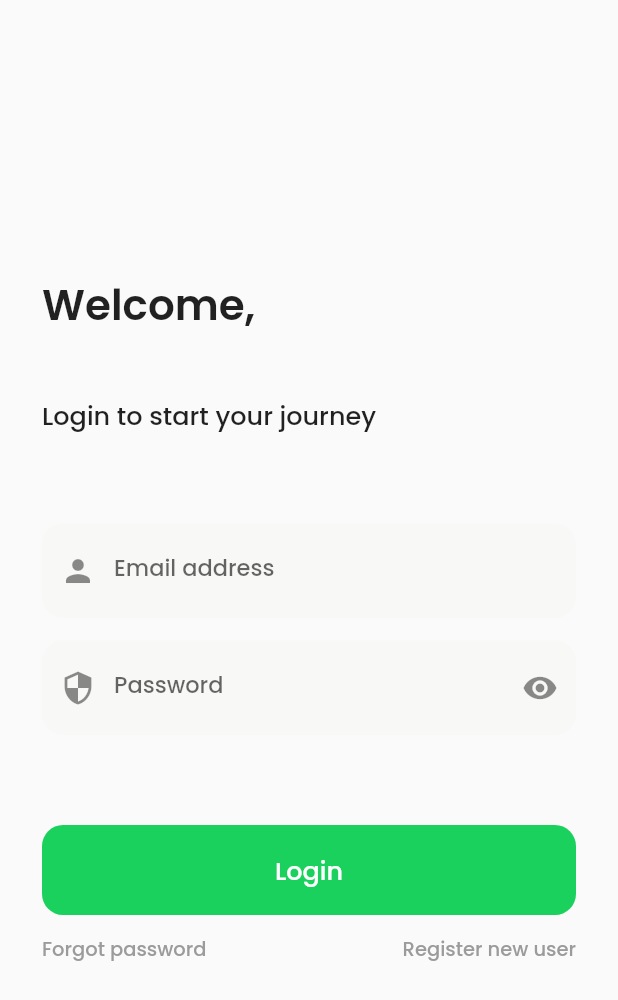
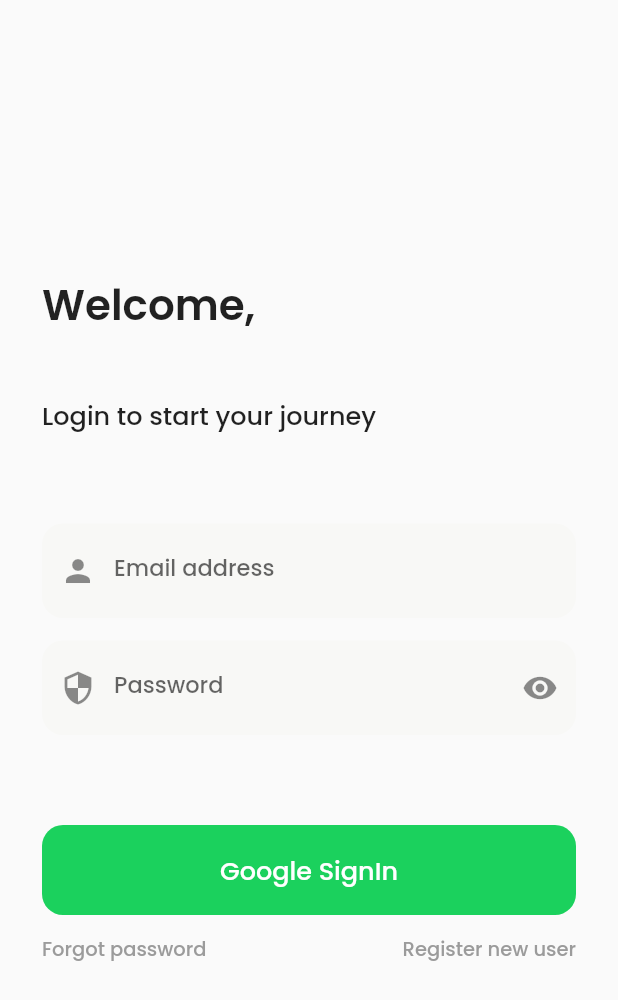
Before and after one commit to Mynk-9/flutter-medical-reminder, a Flutter app: the LoginScreen screen opened directly, on a phone screen of 412 x 824 dp. Shown: the top 1000 px of the screen. Run offline on Flutter 3.47's test engine with Material 2 defaults, Android fonts, the phone set to English and light mode, and no system bars; our stand-ins replace google_fonts, google_sign_in.

Commit message:
Added Google Signin API

```diff
--- a/lib/main.dart
+++ b/lib/main.dart
@@ -17,7 +17,8 @@ class MyApp extends StatelessWidget {
         theme: ThemeData(
           primarySwatch: Colors.green,
         ),
-        home: HomeScreen(),
+        // home: HomeScreen(),
+        home: LoginScreen(),
       ),
     );
   }
--- a/lib/screens/login_screen.dart
+++ b/lib/screens/login_screen.dart
@@ -1,5 +1,8 @@
+import 'dart:developer';
+
 import 'package:flutter/material.dart';
 import 'package:google_fonts/google_fonts.dart';
+import 'package:google_sign_in/google_sign_in.dart';
 
 class LoginScreen extends StatefulWidget {
   const LoginScreen({Key? key}) : super(key: key);
@@ -21,6 +24,20 @@ class _LoginScreenState extends State<LoginScreen> {
     setState(() {
       _obscureText = !_obscureText;
     });
+  }
+
+  GoogleSignIn _googleSignIn = GoogleSignIn(
+    scopes: [
+      'email',
+    ],
+  );
+
+  Future<void> _handleSignIn() async {
+    try {
+      await _googleSignIn.signIn().then((value) => log(value.toString()));
+    } catch (error) {
+      print(error);
+    }
   }
 
   @override
@@ -95,13 +112,14 @@ class _LoginScreenState extends State<LoginScreen> {
               padding: EdgeInsets.only(top: 60.0, bottom: 5.0),
               child: ElevatedButton(
                 child: Text(
-                  'Login',
+                  'Google SignIn',
                   style: GoogleFonts.poppins(
-                      fontWeight: FontWeight.w500,
-                      fontSize: 17.0,
-                      color: Colors.white),
+                    fontWeight: FontWeight.w500,
+                    fontSize: 17.0,
+                    color: Colors.white,
+                  ),
                 ),
-                onPressed: () {},
+                onPressed: _handleSignIn,
                 style: ButtonStyle(
                   fixedSize: MaterialStateProperty.all(
                       Size(MediaQuery.of(context).size.width, 60.0)),
--- a/pubspec.yaml
+++ b/pubspec.yaml
@@ -32,6 +32,7 @@ dependencies:
   provider: ^5.0.0
   google_fonts: ^2.1.0
   intl: ^0.17.0
+  google_sign_in: ^5.1.0
 
 dev_dependencies:
   flutter_test:
```
Also changed, not shown: 3 other files.
